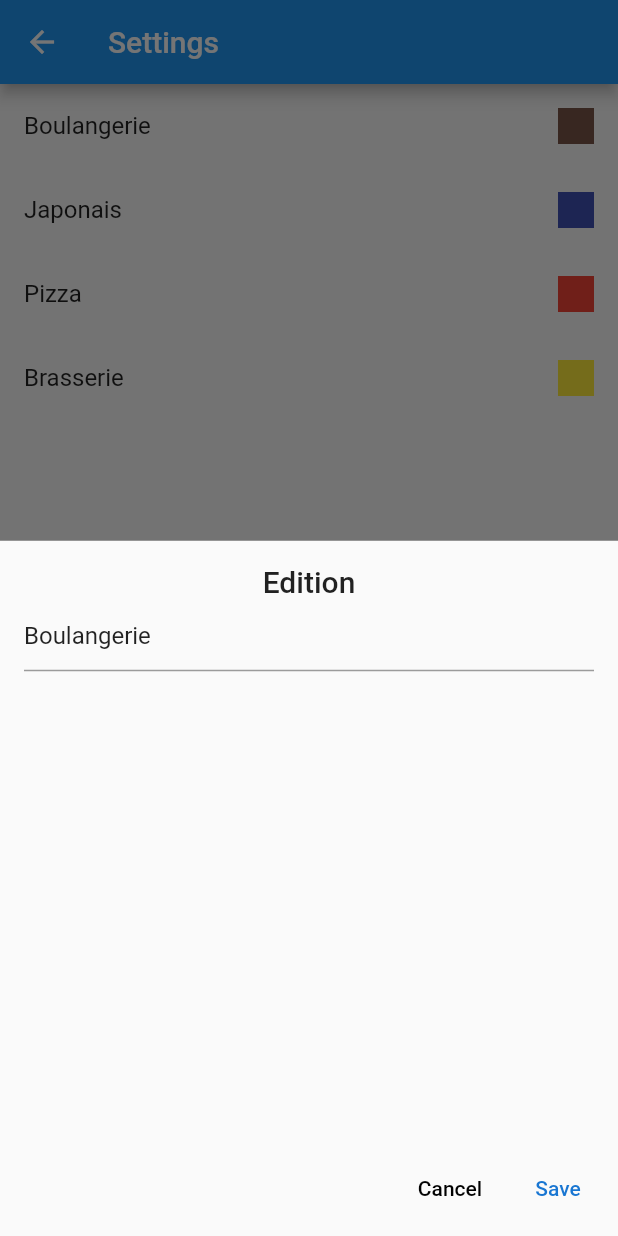
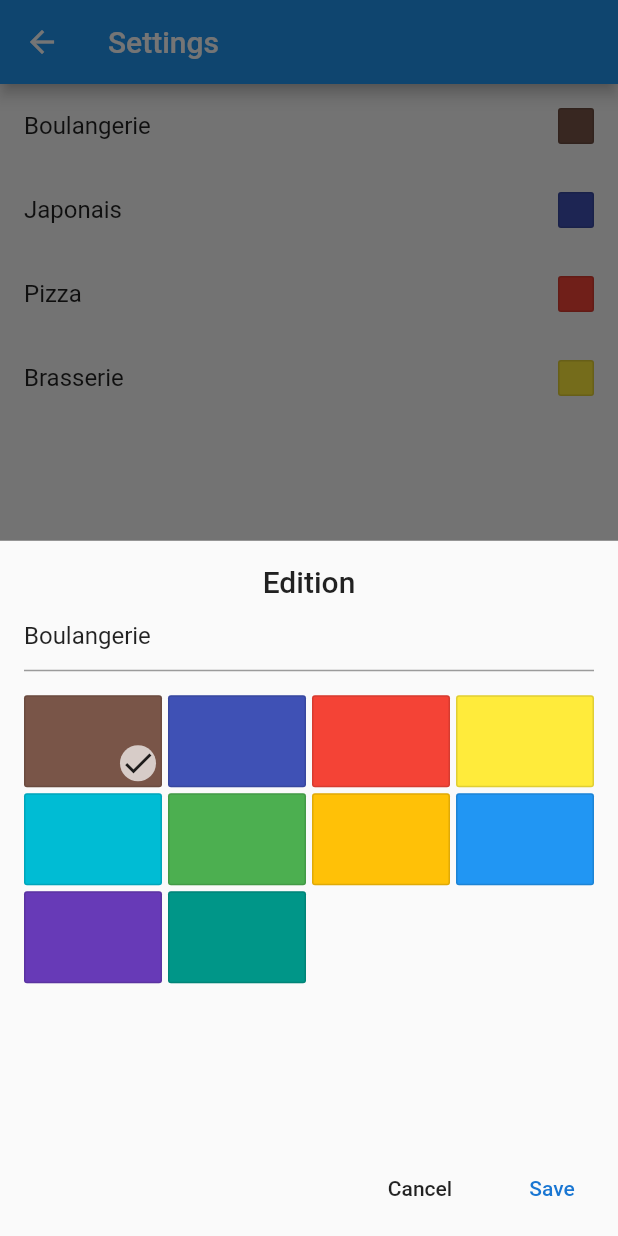
Before and after one commit to nicopico-dev/wheel-of-choice, a Flutter app: the Settings screen opened by its route, after a tap on "Boulangerie", on a phone screen of 412 x 824 dp. Run offline on Flutter 3.47's test engine with Material 2 defaults, Android fonts, the phone set to English and light mode, and no system bars.

Commit message:
Choice editor (name & color)

```diff
--- a/lib/choice_color_swatch.dart
+++ b/lib/choice_color_swatch.dart
@@ -2,29 +2,56 @@ import 'package:flutter/material.dart';
 
 class ChoiceColorSwatch extends StatelessWidget {
   final Color color;
+  final bool selected;
+  final SwatchSize swatchedSize;
+  final VoidCallback onColorSelected;
 
-  const ChoiceColorSwatch({Key key, @required this.color}) : super(key: key);
+  const ChoiceColorSwatch(
+      {Key key,
+      @required this.color,
+      this.selected = false,
+      this.swatchedSize = SwatchSize.Small,
+      this.onColorSelected})
+      : super(key: key);
 
   @override
   Widget build(BuildContext context) {
-    return CustomPaint(
-      size: Size(24.0, 24.0),
-      painter: _SquarePainter(this.color),
+    List<Widget> stackChildren = <Widget>[
+      InkWell(
+        child: Container(
+          width: swatchedSize == SwatchSize.Small ? 24.0 : null,
+          height: swatchedSize == SwatchSize.Small ? 24.0 : null,
+          alignment: Alignment.center,
+          decoration: BoxDecoration(
+            color: color,
+            borderRadius: BorderRadius.all(Radius.circular(2.0)),
+            border: Border.all(color: Colors.black12),
+          ),
+        ),
+      ),
+    ];
+
+    if (this.selected) {
+      stackChildren.add(
+        Container(
+          decoration: BoxDecoration(
+            shape: BoxShape.circle,
+            color: Colors.white70,
+          ),
+          child: Icon(Icons.check),
+          margin: EdgeInsets.all(4.0),
+        ),
+      );
+    }
+
+    return GestureDetector(
+      child: Stack(
+        children: stackChildren,
+        alignment: AlignmentDirectional(1.0, 1.0),
+      ),
+      onTap: onColorSelected,
     );
   }
 }
 
-class _SquarePainter extends CustomPainter {
-  final Color _color;
-
-  _SquarePainter(this._color);
-
-  @override
-  void paint(Canvas canvas, Size size) {
-    canvas.drawRect(Rect.fromLTWH(0.0, 0.0, size.width, size.height),
-        Paint()..color = this._color);
-  }
-
-  @override
-  bool shouldRepaint(CustomPainter oldDelegate) => false;
-}
+enum SwatchSize { Small, Big }
--- a/lib/choice_editor.dart
+++ b/lib/choice_editor.dart
@@ -1,5 +1,6 @@
 import 'package:flutter/material.dart';
 import 'package:wheel_of_choice/data.dart';
+import 'package:wheel_of_choice/color_picker.dart';
 
 class ChoiceEditor extends StatefulWidget {
   final Choice choice;
@@ -13,11 +14,13 @@ class ChoiceEditor extends StatefulWidget {
 
 class ChoiceEditorState extends State<ChoiceEditor> {
   final TextEditingController _textController = TextEditingController();
+  Color _color;
 
   @override
   void initState() {
     super.initState();
     _textController.text = widget.choice.name;
+    _color = widget.choice.color;
   }
 
   @override
@@ -26,7 +29,7 @@ class ChoiceEditorState extends State<ChoiceEditor> {
     return Column(
       children: <Widget>[
         Padding(
-          padding: const EdgeInsets.all(16.0),
+          padding: const EdgeInsets.only(top: 16.0, left: 16.0, right: 16.0),
           child: Column(
             children: <Widget>[
               Text(
@@ -38,22 +41,37 @@ class ChoiceEditorState extends State<ChoiceEditor> {
                 decoration: InputDecoration(hintText: "Choice name"),
                 keyboardType: TextInputType.text,
               ),
+              SizedBox(height: 16.0),
+              ColorPicker(
+                currentColor: widget.choice.color,
+                onColorChanged: _onColorChanged,
+              )
             ],
           ),
         ),
         Spacer(),
-        ButtonBar(
+        Padding(
+          padding: const EdgeInsets.symmetric(vertical: 8.0),
+          child: Row(
+            crossAxisAlignment: CrossAxisAlignment.center,
+            mainAxisAlignment: MainAxisAlignment.end,
             children: <Widget>[
               FlatButton(
-                child: Text("Cancel"), onPressed: () => _onCancelled(context)),
+                  child: Text("Cancel"),
+                  onPressed: () => _onCancelled(context)),
               FlatButton(
                   child: Text("Save"),
                   textColor: theme.primaryColorDark,
                   onPressed: () => _onSaved(context)),
             ],
+          ),
         )
       ],
     );
+  }
+
+  void _onColorChanged(Color color) {
+    setState(() => _color = color);
   }
 
   void _onCancelled(BuildContext context) {
@@ -61,8 +79,7 @@ class ChoiceEditorState extends State<ChoiceEditor> {
   }
 
   void _onSaved(BuildContext context) {
-    // TODO Handle color update
-    var editedChoice = Choice(name: _textController.text, color: widget.choice.color);
+    var editedChoice = Choice(name: _textController.text, color: _color);
     Navigator.of(context).pop(editedChoice);
   }
 }
--- /dev/null
+++ b/lib/color_picker.dart
@@ -0,0 +1,48 @@
+import 'package:flutter/material.dart';
+import 'package:wheel_of_choice/choice_color_swatch.dart';
+import 'package:wheel_of_choice/colors.dart';
+
+class ColorPicker extends StatefulWidget {
+  final Color currentColor;
+  final ValueChanged<Color> onColorChanged;
+
+  const ColorPicker({this.currentColor, @required this.onColorChanged});
+
+  @override
+  _ColorPickerState createState() => new _ColorPickerState();
+}
+
+class _ColorPickerState extends State<ColorPicker> {
+  Color _currentColor;
+
+  @override
+  void initState() {
+    super.initState();
+    _currentColor = widget.currentColor;
+  }
+
+  @override
+  Widget build(BuildContext context) {
+    List<Widget> children = choiceColors
+        .map((color) => ChoiceColorSwatch(
+              color: color,
+              swatchedSize: SwatchSize.Big,
+              selected: color == _currentColor,
+              onColorSelected: () => onColorChanged(color),
+            ))
+        .toList();
+    return new GridView.count(
+      shrinkWrap: true,
+      children: children,
+      mainAxisSpacing: 4.0,
+      crossAxisSpacing: 4.0,
+      childAspectRatio: 1.5,
+      crossAxisCount: 4,
+    );
+  }
+
+  void onColorChanged(Color color) {
+    setState(() => _currentColor = color);
+    widget.onColorChanged(color);
+  }
+}
--- /dev/null
+++ b/lib/colors.dart
@@ -0,0 +1,14 @@
+import 'package:flutter/material.dart';
+
+final choiceColors = <Color>[
+  Colors.brown,
+  Colors.indigo,
+  Colors.red,
+  Colors.yellow,
+  Colors.cyan,
+  Colors.green,
+  Colors.amber,
+  Colors.blue,
+  Colors.deepPurple,
+  Colors.teal
+];
--- a/lib/settings.dart
+++ b/lib/settings.dart
@@ -1,8 +1,7 @@
-import 'dart:async';
-
 import 'package:flutter/material.dart';
 import 'package:wheel_of_choice/choice_color_swatch.dart';
 import 'package:wheel_of_choice/choice_editor.dart';
+import 'package:wheel_of_choice/colors.dart';
 import 'package:wheel_of_choice/data.dart';
 
 class Settings extends StatefulWidget {
@@ -102,23 +101,13 @@ class _SettingsState extends State<Settings> {
     );
   }
 
-  void _removeChoice(BuildContext context, Choice choice) {
-    setState(() {
-      _choices.remove(choice);
-    });
-    Scaffold.of(context).showSnackBar(
-        SnackBar(content: Text("\"${choice.name}\" was removed")));
-  }
-
   void _addNewChoice() {
     if (_newChoiceTextController.text.isEmpty) return;
     var choiceName = _newChoiceTextController.text;
-    var choiceColor = _colors[_choices.size % _colors.length];
+    var choiceColor = choiceColors[_choices.size % choiceColors.length];
     var newChoice = Choice(name: choiceName, color: choiceColor);
     _newChoiceTextController.clear();
-    setState(() {
-      _choices.add(newChoice);
-    });
+    setState(() => _choices.add(newChoice));
   }
 
   void _editChoice(BuildContext context, final Choice choice) {
@@ -126,23 +115,14 @@ class _SettingsState extends State<Settings> {
         context: context, builder: (context) => ChoiceEditor(choice: choice));
     futureChoice.then((editedChoice) {
       if (editedChoice is Choice) {
-        setState(() {
-          _choices.change(from: choice, to: editedChoice);
-        });
+        setState(() => _choices.change(from: choice, to: editedChoice));
       }
     });
   }
+
+  void _removeChoice(BuildContext context, Choice choice) {
+    setState(() => _choices.remove(choice));
+    Scaffold.of(context).showSnackBar(
+        SnackBar(content: Text("\"${choice.name}\" was removed")));
+  }
 }
-
-final _colors = <Color>[
-  Colors.brown,
-  Colors.indigo,
-  Colors.red,
-  Colors.yellow,
-  Colors.cyan,
-  Colors.green,
-  Colors.amber,
-  Colors.blue,
-  Colors.deepPurple,
-  Colors.teal
-];
```
Lines whose indentation alone changed are shown as unchanged.
